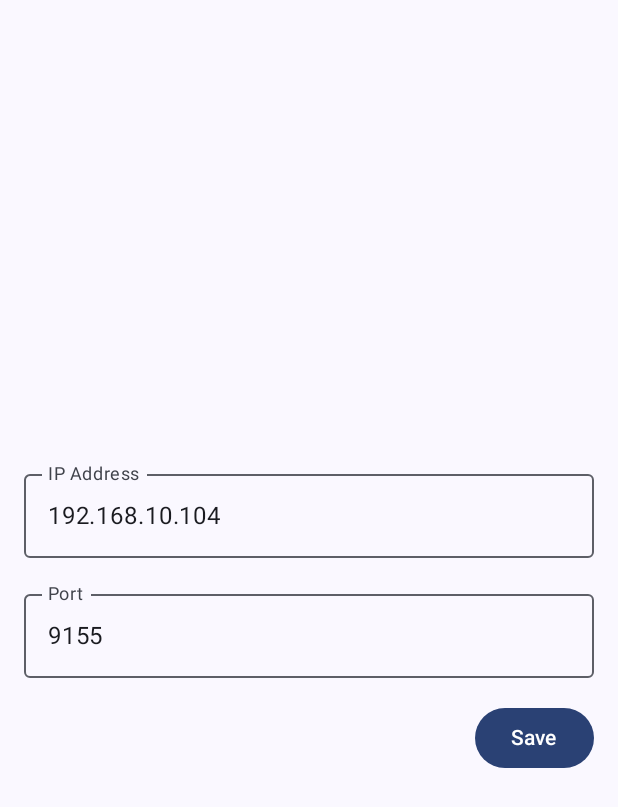
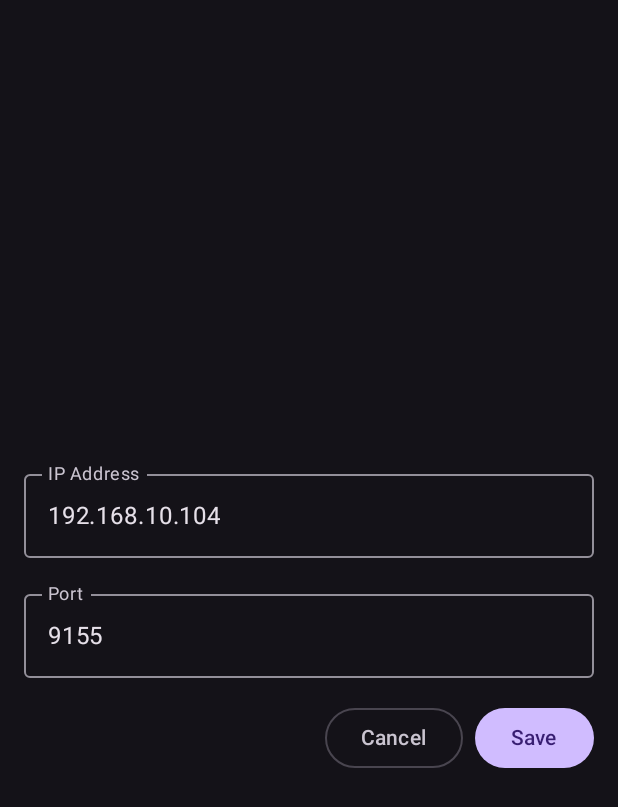
Before and after one commit to jainhardik120/MacroKeyboard, an Android app built with Jetpack Compose: the SettingsScreen screen opened through its navigation route, on a phone screen of 412 x 824 dp. Shown: the top 807 px of the screen. Run offline under Robolectric (Android 15) with nearby library versions, the phone set to English and light mode, and no system bars; our stand-ins replace Dagger/Hilt's generated code, accompanist.

Commit message:
Tweaked UI

```diff
--- a/app/src/main/java/com/jainhardik120/macrokeyboard/MainActivity.kt
+++ b/app/src/main/java/com/jainhardik120/macrokeyboard/MainActivity.kt
@@ -6,12 +6,17 @@ import androidx.activity.ComponentActivity
 import androidx.activity.compose.setContent
 import androidx.compose.foundation.layout.fillMaxSize
 import androidx.compose.material3.*
+import androidx.compose.runtime.LaunchedEffect
 import androidx.compose.ui.Modifier
+import androidx.compose.ui.unit.dp
+import androidx.core.splashscreen.SplashScreen.Companion.installSplashScreen
 import androidx.navigation.NavType
 import androidx.navigation.compose.NavHost
 import androidx.navigation.compose.composable
 import androidx.navigation.compose.rememberNavController
 import androidx.navigation.navArgument
+import com.google.accompanist.systemuicontroller.rememberSystemUiController
+import com.jainhardik120.macrokeyboard.domain.repository.MacroRepository
 import com.jainhardik120.macrokeyboard.ui.presentation.action.ActionEditScreen
 import com.jainhardik120.macrokeyboard.ui.presentation.edit.EditButtonScreen
 import com.jainhardik120.macrokeyboard.ui.presentation.home.HomeScreen
@@ -19,15 +24,20 @@ import com.jainhardik120.macrokeyboard.ui.presentation.settings.SettingsScreen
 import com.jainhardik120.macrokeyboard.ui.theme.MacroKeyboardTheme
 import com.jainhardik120.macrokeyboard.util.Screen
 import dagger.hilt.android.AndroidEntryPoint
+import javax.inject.Inject
 
 @AndroidEntryPoint
 class MainActivity : ComponentActivity() {
-    @OptIn(ExperimentalMaterial3Api::class)
+
+    @Inject lateinit var repository : MacroRepository
     override fun onCreate(savedInstanceState: Bundle?) {
         super.onCreate(savedInstanceState)
+        installSplashScreen()
         setContent {
-            MacroKeyboardTheme {
-                // A surface container using the 'background' color from the theme
+            MacroKeyboardTheme(
+                darkTheme = repository.isDarkSetting(),
+                useDynamicColors = repository.isDynamicColors()
+            ) {
                 Surface(
                     modifier = Modifier.fillMaxSize(),
                     color = MaterialTheme.colorScheme.background
@@ -82,7 +92,6 @@ class MainActivity : ComponentActivity() {
                             )) {
                                 ActionEditScreen(onNavigate = {navController.navigateUp()})
                         }
-
                     }
                 }
             }
--- a/app/src/main/java/com/jainhardik120/macrokeyboard/data/repository/MacroRepositoryImpl.kt
+++ b/app/src/main/java/com/jainhardik120/macrokeyboard/data/repository/MacroRepositoryImpl.kt
@@ -18,6 +18,29 @@ class MacroRepositoryImpl @Inject constructor(
 ) : MacroRepository{
     private val TAG = "MacroRepositoryDebug"
     private val dao = db.dao
+
+
+    override fun isDarkSetting(): Boolean {
+        return sharedPreferences.getBoolean("DarkMode", true)
+    }
+
+    override fun isDynamicColors(): Boolean {
+        return sharedPreferences.getBoolean("DynamicColors", false)
+    }
+
+    override fun updateDarkSetting(value: Boolean) {
+        with(sharedPreferences.edit()){
+            putBoolean("DarkMode", value)
+            apply()
+        }
+    }
+
+    override fun updateDynamicColors(value: Boolean) {
+        with(sharedPreferences.edit()){
+            putBoolean("DynamicColors", value)
+            apply()
+        }
+    }
 
     override fun getScreen(id: Int): Flow<List<ScreenEntity>> {
         return dao.getScreenInfo(id)
--- a/app/src/main/java/com/jainhardik120/macrokeyboard/domain/repository/MacroRepository.kt
+++ b/app/src/main/java/com/jainhardik120/macrokeyboard/domain/repository/MacroRepository.kt
@@ -11,6 +11,14 @@ import kotlinx.coroutines.flow.Flow
 interface MacroRepository {
 
      fun getScreen(id: Int) : Flow<List<ScreenEntity>>
+
+     fun isDarkSetting() : Boolean
+
+     fun isDynamicColors() : Boolean
+
+     fun updateDarkSetting(value: Boolean)
+
+     fun updateDynamicColors(value: Boolean)
 
     fun getConnectionInfo():Pair<String, Int>
 
--- a/app/src/main/java/com/jainhardik120/macrokeyboard/ui/presentation/edit/EditButtonScreen.kt
+++ b/app/src/main/java/com/jainhardik120/macrokeyboard/ui/presentation/edit/EditButtonScreen.kt
@@ -71,7 +71,7 @@ fun EditButtonScreen(
                         Text(text = "Create")
                     }
                 }
-                Button(onClick = {viewModel.onEvent(EditButtonScreenEvent.DeleteClicked)}){
+                OutlinedButton(onClick = {viewModel.onEvent(EditButtonScreenEvent.DeleteClicked)}){
                     if(state.newButton){
                         Text(text = "Cancel")
                     }else{
--- a/app/src/main/java/com/jainhardik120/macrokeyboard/ui/presentation/home/HomeScreen.kt
+++ b/app/src/main/java/com/jainhardik120/macrokeyboard/ui/presentation/home/HomeScreen.kt
@@ -1,8 +1,10 @@
 package com.jainhardik120.macrokeyboard.ui.presentation.home
 
 import androidx.activity.compose.BackHandler
+import androidx.compose.foundation.BorderStroke
 import androidx.compose.foundation.ExperimentalFoundationApi
 import androidx.compose.foundation.combinedClickable
+import androidx.compose.foundation.gestures.detectTapGestures
 import androidx.compose.foundation.layout.*
 import androidx.compose.foundation.lazy.grid.GridCells
 import androidx.compose.foundation.lazy.grid.LazyVerticalGrid
@@ -12,16 +14,20 @@ import androidx.compose.material.icons.filled.Refresh
 import androidx.compose.material.icons.filled.Settings
 import androidx.compose.material3.*
 import androidx.compose.runtime.*
+import androidx.compose.ui.Alignment
 import androidx.compose.ui.Modifier
+import androidx.compose.ui.graphics.Shape
 import androidx.compose.ui.hapticfeedback.HapticFeedbackType
+import androidx.compose.ui.input.pointer.pointerInput
 import androidx.compose.ui.platform.LocalHapticFeedback
+import androidx.compose.ui.semantics.Role
 import androidx.compose.ui.text.style.TextAlign
 import androidx.compose.ui.text.style.TextOverflow
 import androidx.compose.ui.unit.dp
 import androidx.hilt.navigation.compose.hiltViewModel
 import com.jainhardik120.macrokeyboard.util.UiEvent
 
-@OptIn(ExperimentalMaterial3Api::class, ExperimentalFoundationApi::class)
+@OptIn(ExperimentalMaterial3Api::class)
 @Composable
 fun HomeScreen(onNavigate: (UiEvent.Navigate) -> Unit, viewModel: HomeViewModel = hiltViewModel()) {
     val state = viewModel.state
@@ -29,12 +35,12 @@ fun HomeScreen(onNavigate: (UiEvent.Navigate) -> Unit, viewModel: HomeViewModel
     val hostState = remember { SnackbarHostState() }
     val haptic = LocalHapticFeedback.current
     LaunchedEffect(key1 = true) {
-
         viewModel.uiEvent.collect {
             when (it) {
                 is UiEvent.Navigate -> {
                     onNavigate(it)
                 }
+
                 is UiEvent.ShowSnackbar -> {
                     hostState.showSnackbar(it.message)
                 }
@@ -75,41 +81,27 @@ fun HomeScreen(onNavigate: (UiEvent.Navigate) -> Unit, viewModel: HomeViewModel
                 .fillMaxSize()
                 .padding(it)
         ) {
-            LazyVerticalGrid(columns = GridCells.Adaptive(minSize = 96.dp), modifier= Modifier.padding(8.dp)) {
+            LazyVerticalGrid(
+                columns = GridCells.Adaptive(minSize = 96.dp),
+                modifier = Modifier.padding(8.dp)
+            ) {
                 items(screenInfo.value.size + 1) { index ->
                     if (index == screenInfo.value.size) {
-                        Surface(
-                            modifier = Modifier
-                                .padding(8.dp)
-                                .combinedClickable(
+                        ActionButton(
+                            text = "New",
                             onClick = {
                                 viewModel.onEvent(HomeScreenEvent.OnNewButtonClicked)
                             },
-                                    enabled = true
-                                ),
-                            shape = MaterialTheme.shapes.medium,
-                            color = MaterialTheme.colorScheme.secondaryContainer
-                        ) {
-                            Column(
-                                modifier = Modifier.size(96.dp),
-                                verticalArrangement = Arrangement.SpaceAround
-                            ) {
-                                Text(
-                                    text = "New",
-                                    modifier = Modifier.fillMaxWidth(),
-                                    textAlign = TextAlign.Center
+                            onLongClick = {
+
+                            }
                         )
-                            }
-                        }
                     } else {
-                        Surface(
-                            modifier = Modifier
-                                .padding(8.dp)
-                                .combinedClickable(
+                        ActionButton(
+                            text = screenInfo.value[index].label,
                             onClick = {
                                 viewModel.onEvent(HomeScreenEvent.OnButtonClicked(screenInfo.value[index]))
                             },
-                                    enabled = true,
                             onLongClick = {
                                 haptic.performHapticFeedback(HapticFeedbackType.LongPress)
                                 viewModel.onEvent(
@@ -119,24 +111,53 @@ fun HomeScreen(onNavigate: (UiEvent.Navigate) -> Unit, viewModel: HomeViewModel
                                 )
                             }
                         )
-                                ,
-                            shape = MaterialTheme.shapes.medium,
-                            color = MaterialTheme.colorScheme.secondaryContainer
-                        ) {
-                            Column(
-                                modifier = Modifier.size(96.dp),
-                                verticalArrangement = Arrangement.SpaceAround
-                            ) {
-                                Text(
-                                    text = screenInfo.value[index].label,
-                                    modifier = Modifier.fillMaxWidth(),
-                                    textAlign = TextAlign.Center
-                                )
                     }
                 }
             }
         }
     }
 }
+
+
+@OptIn(ExperimentalFoundationApi::class)
+@Composable
+fun ActionButton(
+    modifier: Modifier = Modifier,
+    text: String = "",
+    onClick: () -> Unit,
+    onLongClick: () -> Unit,
+    shape: Shape = MaterialTheme.shapes.large,
+    border: BorderStroke? = null
+) {
+    val containerColor = MaterialTheme.colorScheme.secondaryContainer
+    val contentColor = MaterialTheme.colorScheme.onSecondaryContainer
+    Surface(
+        modifier = modifier
+            .padding(8.dp)
+            .pointerInput(Unit) {
+                detectTapGestures(
+                    onLongPress = { onLongClick() },
+                    onTap = { onClick() }
+                )
+            },
+        shape = shape,
+        color = containerColor,
+        contentColor = contentColor,
+        border = border
+    ) {
+        CompositionLocalProvider(LocalContentColor provides contentColor) {
+            ProvideTextStyle(value = MaterialTheme.typography.labelLarge) {
+                Column(
+                    Modifier
+                        .size(96.dp)
+                        .padding(8.dp),
+                    verticalArrangement = Arrangement.Center,
+                    horizontalAlignment = Alignment.CenterHorizontally,
+                    content = {
+                        Text(text = text, textAlign = TextAlign.Center)
+                    }
+                )
             }
         }
+    }
+}
--- a/app/src/main/java/com/jainhardik120/macrokeyboard/ui/presentation/settings/SettingsScreen.kt
+++ b/app/src/main/java/com/jainhardik120/macrokeyboard/ui/presentation/settings/SettingsScreen.kt
@@ -76,11 +76,16 @@ fun SettingsScreen(
             )
             Spacer(modifier = Modifier.height(16.dp))
             Row(Modifier.fillMaxWidth(), horizontalArrangement = Arrangement.End) {
+                OutlinedButton(onClick = {
+                    viewModel.onEvent(SettingsScreenEvent.OnCancelButtonClicked)
+                }) {
+                    Text(text = "Cancel")
+                }
+                Spacer(modifier = Modifier.width(8.dp))
                 Button(onClick = { viewModel.onEvent(SettingsScreenEvent.onSaveButtonClicked) }) {
                     Text(text = "Save")
                 }
             }
         }
     }
-
 }
--- a/app/src/main/java/com/jainhardik120/macrokeyboard/ui/presentation/settings/SettingsScreenEvent.kt
+++ b/app/src/main/java/com/jainhardik120/macrokeyboard/ui/presentation/settings/SettingsScreenEvent.kt
@@ -2,7 +2,10 @@ package com.jainhardik120.macrokeyboard.ui.presentation.settings
 
 sealed class SettingsScreenEvent{
     object onSaveButtonClicked:SettingsScreenEvent()
+    object OnCancelButtonClicked:SettingsScreenEvent()
     data class ipAddressChanged(val ipAddress : String):SettingsScreenEvent()
     data class portChanged(val port : String):SettingsScreenEvent()
+    data class DarkModeToggled(val value: Boolean):SettingsScreenEvent()
+    data class DynamicColorsToggled(val value: Boolean):SettingsScreenEvent()
     object BackPressed: SettingsScreenEvent()
 }
--- a/app/src/main/java/com/jainhardik120/macrokeyboard/ui/presentation/settings/SettingsState.kt
+++ b/app/src/main/java/com/jainhardik120/macrokeyboard/ui/presentation/settings/SettingsState.kt
@@ -2,5 +2,7 @@ package com.jainhardik120.macrokeyboard.ui.presentation.settings
 
 data class SettingsState(
     val ipAddress : String = "",
-    val port: String = ""
+    val port: String = "",
+    val darkMode: Boolean = false,
+    val dynamicColors: Boolean = false
 )
--- a/app/src/main/java/com/jainhardik120/macrokeyboard/ui/theme/Shape.kt
+++ b/app/src/main/java/com/jainhardik120/macrokeyboard/ui/theme/Shape.kt
@@ -5,7 +5,5 @@ import androidx.compose.material3.Shapes
 import androidx.compose.ui.unit.dp
 
 val Shapes = Shapes(
-    small = RoundedCornerShape(4.dp),
-    medium = RoundedCornerShape(4.dp),
-    large = RoundedCornerShape(0.dp)
+
 )
--- a/app/src/main/java/com/jainhardik120/macrokeyboard/ui/theme/Theme.kt
+++ b/app/src/main/java/com/jainhardik120/macrokeyboard/ui/theme/Theme.kt
@@ -79,9 +79,9 @@ private val LightColorPalette = lightColorScheme(
 @Composable
 fun MacroKeyboardTheme(
     darkTheme: Boolean = isSystemInDarkTheme(),
+    useDynamicColors: Boolean = Build.VERSION.SDK_INT >= Build.VERSION_CODES.S,
     content: @Composable () -> Unit
 ) {
-    val useDynamicColors = Build.VERSION.SDK_INT >= Build.VERSION_CODES.S
     val colors = when {
         useDynamicColors && darkTheme -> dynamicDarkColorScheme(LocalContext.current)
         useDynamicColors && !darkTheme -> dynamicLightColorScheme(LocalContext.current)
@@ -93,10 +93,10 @@ fun MacroKeyboardTheme(
         SideEffect {
             val window = (view.context as Activity).window
             window.statusBarColor = colors.background.toArgb()
+            window.navigationBarColor= colors.background.toArgb()
             WindowCompat.getInsetsController(window, view).isAppearanceLightStatusBars = !darkTheme
         }
     }
-
     MaterialTheme(
         colorScheme = colors,
         typography = Typography,
--- a/app/src/main/res/values/themes.xml
+++ b/app/src/main/res/values/themes.xml
@@ -1,6 +1,5 @@
 <?xml version="1.0" encoding="utf-8"?>
 <resources>
-
     <style name="Theme.MacroKeyboard" parent="android:Theme.Material.Light.NoActionBar">
         <item name="android:statusBarColor">@color/purple_700</item>
     </style>
```
Also changed, not shown: app/src/main/java/com/jainhardik120/macrokeyboard/ui/presentation/home/HomeViewModel.kt (+7 -6 lines), app/src/main/java/com/jainhardik120/macrokeyboard/ui/presentation/settings/SettingsViewModel.kt (+15 -2 lines), app/src/main/res/values-night/splash.xml (added, +8 -0 lines), app/src/main/res/values/splash.xml (added, +8 -0 lines). Lines whose indentation alone changed are shown as unchanged.
